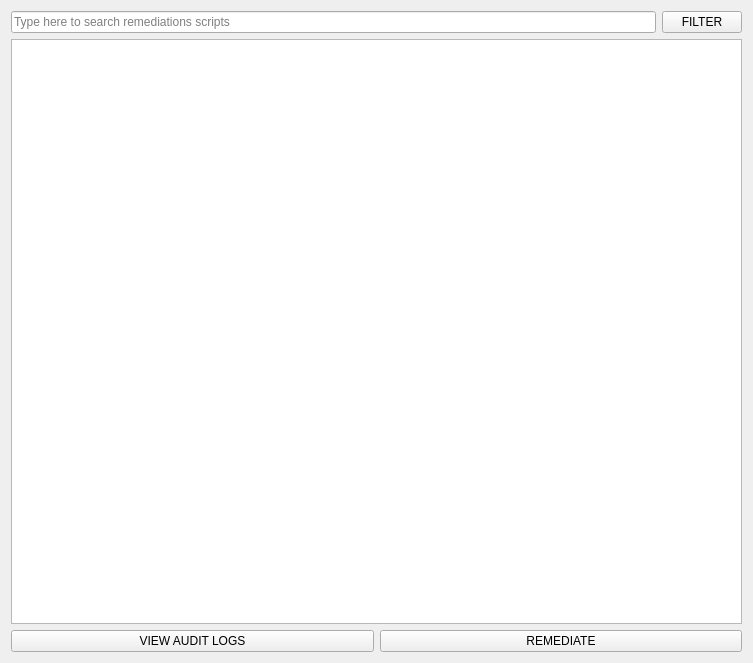
The window that remediation_select_page.ui (h4636oh/EasyAudit_QT) describes before a commit, drawn with Qt 5.
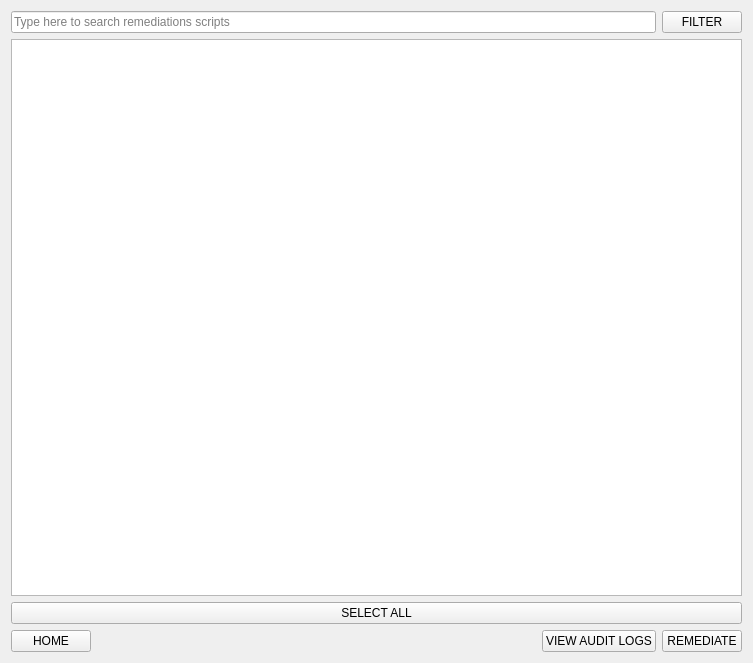
The same window after the commit. Icons and pictures are not drawn.

```diff
--- a/remediation_select_page.ui
+++ b/remediation_select_page.ui
@@ -47,8 +47,35 @@
    <item>
     <widget class="QListWidget" name="remediation_select_display"/>
    </item>
+   <item>
+    <widget class="QPushButton" name="select_all_btn">
+     <property name="text">
+      <string>SELECT ALL</string>
+     </property>
+    </widget>
+   </item>
    <item>
     <layout class="QHBoxLayout" name="bar_bottom">
+     <item>
+      <widget class="QPushButton" name="home_btn">
+       <property name="text">
+        <string>HOME</string>
+       </property>
+      </widget>
+     </item>
+     <item>
+      <spacer name="horizontalSpacer">
+       <property name="orientation">
+        <enum>Qt::Orientation::Horizontal</enum>
+       </property>
+       <property name="sizeHint" stdset="0">
+        <size>
+         <width>40</width>
+         <height>20</height>
+        </size>
+       </property>
+      </spacer>
+     </item>
      <item>
       <widget class="QPushButton" name="view_logs_btn">
        <property name="text">
```
